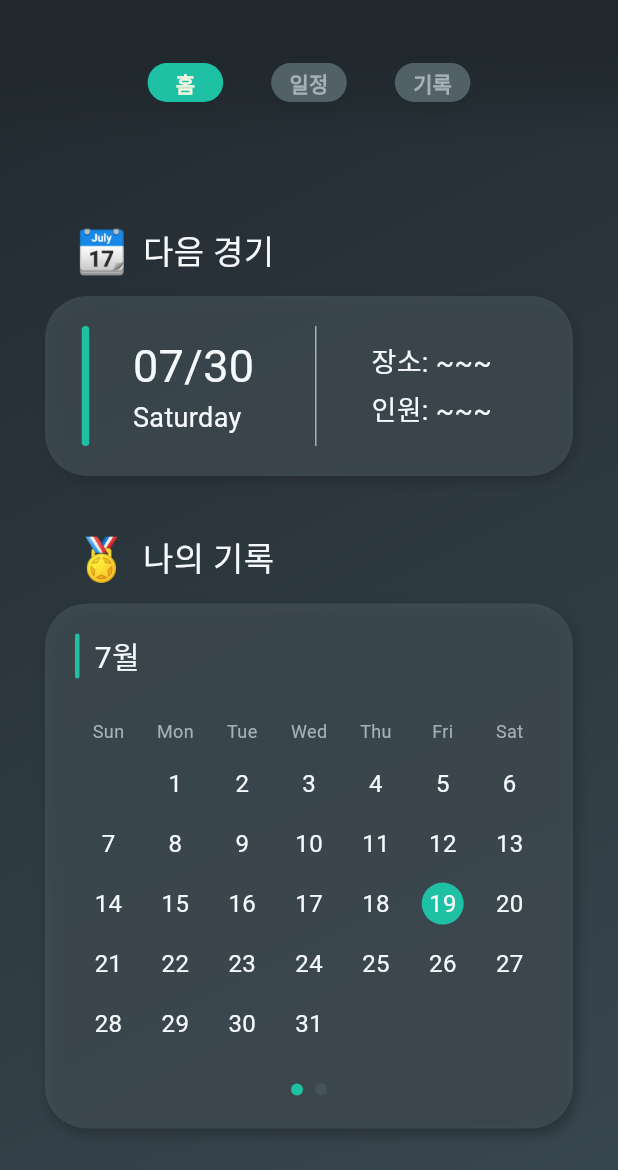
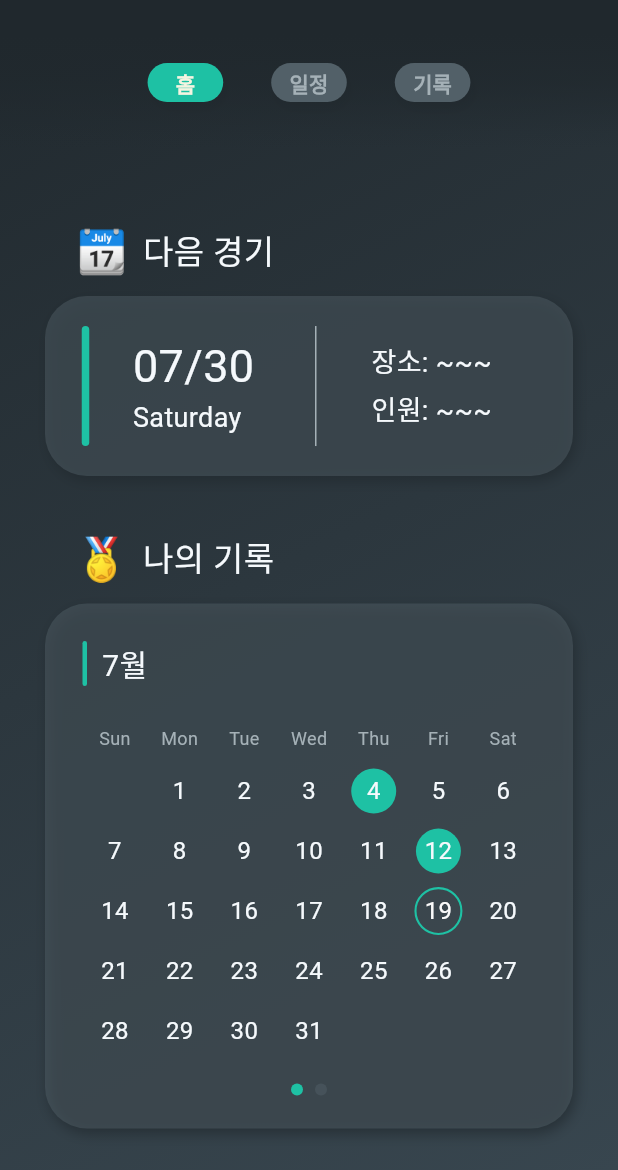
Before and after one commit to Match-Management-App/Frontend, a Flutter app: the screen it shows after launch, on a phone screen of 412 x 824 dp, the part 66-1236 px from its top. Run offline on Flutter 3.47's test engine with Material 3 defaults, Android fonts, the phone set to English and light mode, and no system bars; drawn by our look-alikes of smooth_page_indicator, table_calendar; Roboto replaces fonts that are missing (Pretendard).

Commit message:
style: selected event && today BoxDecoration 설정

```diff
--- a/wanna_play_soccer/lib/HomeScreen/Widgets/my_record.dart
+++ b/wanna_play_soccer/lib/HomeScreen/Widgets/my_record.dart
@@ -1,8 +1,16 @@
+import 'dart:collection';
+
 import 'package:flutter/material.dart';
 import 'package:smooth_page_indicator/smooth_page_indicator.dart';
 import 'package:table_calendar/table_calendar.dart';
+import 'package:wanna_play_soccer/Theme/calendar.dart';
 import 'package:wanna_play_soccer/Theme/my_colors.dart';
 import 'package:wanna_play_soccer/Theme/my_theme.dart';
+
+class Event {
+  final String title;
+  Event({required this.title});
+}
 
 class MyRecordWidget extends StatefulWidget {
   const MyRecordWidget({super.key});
@@ -75,35 +83,45 @@ class _MyRecordWidgetState extends State<MyRecordWidget> {
   }
 }
 
-class MyRecordCalendar extends StatelessWidget {
+class MyRecordCalendar extends StatefulWidget {
   const MyRecordCalendar({
     super.key,
   });
 
   @override
+  State<MyRecordCalendar> createState() => _MyRecordCalendarState();
+}
+
+class _MyRecordCalendarState extends State<MyRecordCalendar> {
+  static int getHashCode(DateTime key) {
+    return key.day + key.month * 100 + key.year * 100;
+  }
+  // * 뭔가.. DateTime이 key일 때 이상한가..
+  // eventDate 출력하면 2024-07-01 00:00:00.000Z 이거고
+  // DateTime() 출력하면 2024-07-01 00:00:00.000 이라서 그런가..?
+  // 암튼 저렇게 접근하면 event를 가져오지 못 함.
+  // 그래서 해시코드를 저렇게 만들어 주니까 ㄱㅊ았음
+
+  final _events = LinkedHashMap<DateTime, List<Event>>(
+    equals: isSameDay,
+    hashCode: getHashCode,
+  )..addAll({
+      DateTime(2024, 7, 4): [Event(title: "Event on July 4")],
+      DateTime(2024, 7, 12): [Event(title: "Event on July 5")],
+    });
+
+  List<Event> _getEventsForDay(DateTime day) {
+    return _events[day] ?? [];
+  }
+
+  @override
   Widget build(BuildContext context) {
     return Container(
-      margin: const EdgeInsets.all(20),
+      margin: const EdgeInsets.only(top: 25, bottom: 15, left: 25, right: 25),
       // color: MyColors.myBlack,
       child: Column(
         children: [
-          Row(
-            children: [
-              Container(
-                width: 3,
-                height: 30,
-                margin: const EdgeInsets.only(right: 10),
-                decoration: MyTheme.pipeDecoration,
-              ),
-              const Text(
-                "7월",
-                style: TextStyle(
-                  color: MyColors.myWhite,
-                  fontSize: 20,
-                ),
-              ),
-            ],
-          ),
+          const Header3(text: "7월"),
           const SizedBox(height: 20),
           TableCalendar(
             focusedDay: DateTime.now(),
@@ -113,34 +131,41 @@ class MyRecordCalendar extends StatelessWidget {
             rowHeight: 40,
             headerVisible: false,
             daysOfWeekStyle: const DaysOfWeekStyle(
-              weekdayStyle: TextStyle(
-                color: MyColors.myGrey,
-                fontSize: 12,
-              ),
-              weekendStyle: TextStyle(
-                color: MyColors.myGrey,
-                fontSize: 12,
-              ),
+              weekdayStyle: CalendarTheme.daysOfWeekStyle,
+              weekendStyle: CalendarTheme.daysOfWeekStyle,
             ),
-            calendarStyle: const CalendarStyle(
-              // isTodayHighlighted: false,
+            calendarStyle: CalendarStyle(
               outsideDaysVisible: false,
-              selectedDecoration: BoxDecoration(
-                color: MyColors.primaryMint,
-                shape: BoxShape.circle,
-              ),
-              todayDecoration: BoxDecoration(
-                color: MyColors.primaryMint,
-                shape: BoxShape.circle,
-              ),
-              weekendTextStyle: TextStyle(
-                color: MyColors.myWhite,
-                fontSize: 16,
-              ),
-              defaultTextStyle: TextStyle(
-                color: MyColors.myWhite,
-                fontSize: 16,
-              ),
+              cellMargin: const EdgeInsets.all(4),
+              todayDecoration: CalendarTheme.today,
+              selectedDecoration: CalendarTheme.selectedDays,
+              weekendTextStyle: CalendarTheme.defaultTextStyle,
+              defaultTextStyle: CalendarTheme.defaultTextStyle,
+            ),
+            calendarBuilders: CalendarBuilders(
+              defaultBuilder: (context, day, focusedDay) {
+                final events = _getEventsForDay(day);
+                return Container(
+                  margin: const EdgeInsets.all(5),
+                  alignment: Alignment.center,
+                  child: Stack(
+                    // * 날짜가 뒤로 가길래.. 마커 위에 날짜 다시 박음
+                    alignment: Alignment.center,
+                    children: [
+                      if (events.isNotEmpty)
+                        Container(
+                          width: 30,
+                          height: 30,
+                          decoration: CalendarTheme.selectedDays,
+                        ),
+                      Text(
+                        '${day.day}',
+                        style: CalendarTheme.defaultTextStyle,
+                      ),
+                    ],
+                  ),
+                );
+              },
             ),
           )
         ],
@@ -148,3 +173,30 @@ class MyRecordCalendar extends StatelessWidget {
     );
   }
 }
+
+class Header3 extends StatelessWidget {
+  const Header3({
+    super.key,
+    required this.text,
+  });
+
+  final String text;
+
+  @override
+  Widget build(BuildContext context) {
+    return Row(
+      children: [
+        Container(
+          width: 3,
+          height: 30,
+          margin: const EdgeInsets.only(right: 10),
+          decoration: MyTheme.pipeDecoration,
+        ),
+        Text(
+          text,
+          style: MyTheme.header3,
+        ),
+      ],
+    );
+  }
+}
--- /dev/null
+++ b/wanna_play_soccer/lib/Theme/calendar.dart
@@ -0,0 +1,29 @@
+import 'package:flutter/material.dart';
+import 'package:flutter/rendering.dart';
+import 'package:flutter/widgets.dart';
+import 'package:wanna_play_soccer/Theme/my_colors.dart';
+
+class CalendarTheme {
+  static const TextStyle daysOfWeekStyle = TextStyle(
+    color: MyColors.myGrey,
+    fontSize: 12,
+  );
+
+  static const BoxDecoration selectedDays = BoxDecoration(
+    color: MyColors.primaryMint,
+    shape: BoxShape.circle,
+  );
+
+  static BoxDecoration today = BoxDecoration(
+    shape: BoxShape.circle,
+    border: Border.all(
+      color: MyColors.primaryMint,
+      width: 1.4,
+    ),
+  );
+
+  static const TextStyle defaultTextStyle = TextStyle(
+    color: MyColors.myWhite,
+    fontSize: 16,
+  );
+}
--- a/wanna_play_soccer/lib/Theme/my_theme.dart
+++ b/wanna_play_soccer/lib/Theme/my_theme.dart
@@ -45,4 +45,10 @@ class MyTheme {
     color: MyColors.primaryMint,
     borderRadius: BorderRadius.circular(20),
   );
+
+  // Text
+  static const TextStyle header3 = TextStyle(
+    color: MyColors.myWhite,
+    fontSize: 20,
+  );
 }
```
